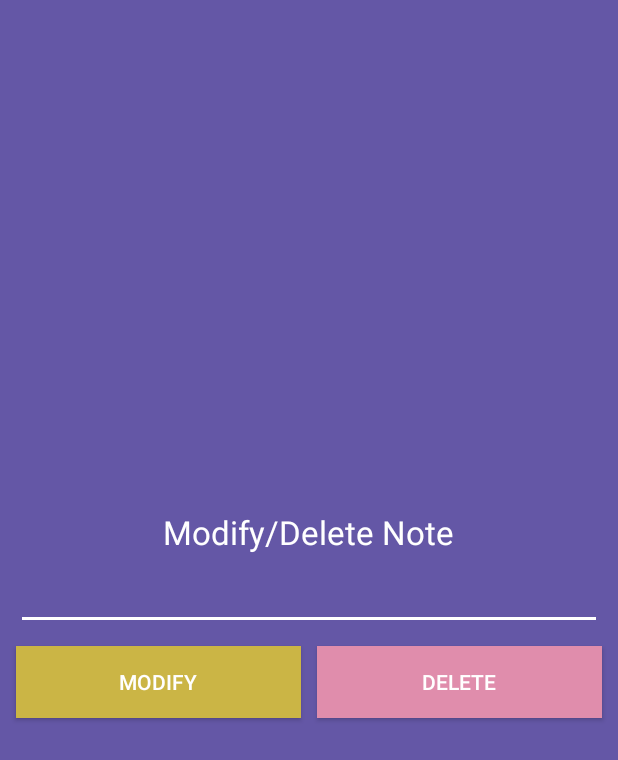
After one commit to maxwellnewage/kotlin-notes, an Android app: the layout modify_delete_note.xml on its own in the app's theme, with its tools: preview values and no code run, on a phone screen of 412 x 824 dp. The commit adds this screen. Shown: the top 760 px of the screen. Run offline under Robolectric (Android 15) with nearby library versions, the phone set to English and light mode, and no system bars.

Commit message:
edit and delete note functions implemented with new popup fragment

```diff
--- a/app/src/main/java/com/maxwell/notesapp/NoteVH.kt
+++ b/app/src/main/java/com/maxwell/notesapp/NoteVH.kt
@@ -6,7 +6,7 @@ import androidx.recyclerview.widget.RecyclerView
 
 class NoteVH(view: View) : RecyclerView.ViewHolder(view){
     fun bindItems(data:Note){
-        var title = itemView.findViewById<TextView>(R.id.tvNoteTitle)
+        val title = itemView.findViewById<TextView>(R.id.tvNoteTitle)
 
         title.text = data.title
     }
--- a/app/src/main/java/com/maxwell/notesapp/OnNoteListener.kt
+++ b/app/src/main/java/com/maxwell/notesapp/OnNoteListener.kt
@@ -2,4 +2,7 @@ package com.maxwell.notesapp
 
 interface OnNoteListener {
     fun onNoteAdded(note:String)
+    fun onNoteDeleted(note:Note)
+    fun onNoteModified()
+    fun onNoteSelected(note:Note)
 }
--- a/app/src/main/res/layout/item_note.xml
+++ b/app/src/main/res/layout/item_note.xml
@@ -22,12 +22,6 @@
             android:layout_width="wrap_content"
             android:layout_height="wrap_content"/>
 
-        <ImageView
-            android:id="@+id/ivEditNote"
-            android:src="@drawable/ic_edit_note"
-            android:layout_width="wrap_content"
-            android:layout_height="wrap_content"/>
-
     </LinearLayout>
 
 
--- /dev/null
+++ b/app/src/main/res/layout/modify_delete_note.xml
@@ -0,0 +1,50 @@
+<?xml version="1.0" encoding="utf-8"?>
+<LinearLayout xmlns:android="http://schemas.android.com/apk/res/android"
+    android:background="@color/colorPrimary"
+    android:gravity="center"
+    android:padding="5dp"
+    android:orientation="vertical" android:layout_width="match_parent"
+    android:layout_height="match_parent">
+
+    <TextView
+        android:text="@string/modify_delete_note_title"
+        android:textAppearance="@style/TextAppearance.AppCompat.Large"
+        android:layout_width="wrap_content"
+        android:layout_height="wrap_content" />
+
+    <EditText
+        android:id="@+id/etMDNote"
+        android:layout_margin="5dp"
+        android:backgroundTint="@android:color/white"
+        android:textColor="@android:color/white"
+        android:focusable="true"
+        android:focusableInTouchMode="true"
+        android:layout_width="match_parent"
+        android:layout_height="wrap_content" />
+
+    <LinearLayout
+        android:orientation="horizontal"
+        android:layout_width="match_parent"
+        android:layout_height="wrap_content" >
+
+        <Button
+            android:id="@+id/btModify"
+            android:layout_weight="1"
+            android:text="@string/modify_delete_note_bt_modify"
+            android:background="@color/colorModify"
+            android:layout_width="0dp"
+            android:layout_margin="5dp"
+            android:layout_height="wrap_content" />
+
+        <Button
+            android:id="@+id/btDelete"
+            android:layout_weight="1"
+            android:text="@string/modify_delete_note_bt_delete"
+            android:background="@color/colorError"
+            android:layout_width="0dp"
+            android:layout_margin="5dp"
+            android:layout_height="wrap_content" />
+
+    </LinearLayout>
+
+</LinearLayout>
--- a/app/src/main/res/values/colors.xml
+++ b/app/src/main/res/values/colors.xml
@@ -4,5 +4,6 @@
     <color name="colorPrimaryDark">#6457A6</color>
     <color name="colorAccent">#76E5FC</color>
     <color name="colorSuccess">#45CB85</color>
+    <color name="colorModify">#CBB545</color>
     <color name="colorError">#E08DAC</color>
 </resources>
--- a/app/src/main/res/values/strings.xml
+++ b/app/src/main/res/values/strings.xml
@@ -1,6 +1,9 @@
 <resources>
     <string name="app_name">Notes App</string>
     <string name="add_note_title">Add Note</string>
+    <string name="modify_delete_note_title">Modify/Delete Note</string>
+    <string name="modify_delete_note_bt_modify">Modify</string>
+    <string name="modify_delete_note_bt_delete">Delete</string>
     <string name="add_note_bt_accept">Add</string>
     <string name="add_note_bt_exit">Back</string>
     <string name="add_note_hint">Write content of the note...</string>
```
Also changed, not shown: app/src/main/java/com/maxwell/notesapp/MDNoteDialogFragment.kt (added, +42 -0 lines), app/src/main/java/com/maxwell/notesapp/MainActivity.kt (+19 -1 lines), app/src/main/java/com/maxwell/notesapp/NoteAdapter.kt (+6 -1 lines).
